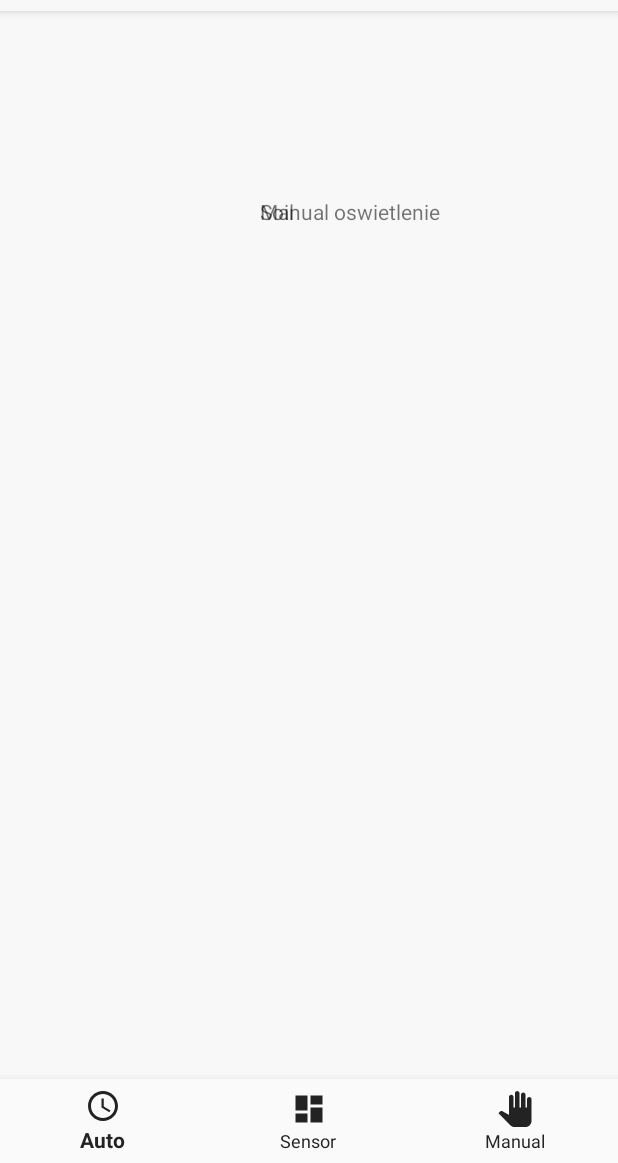
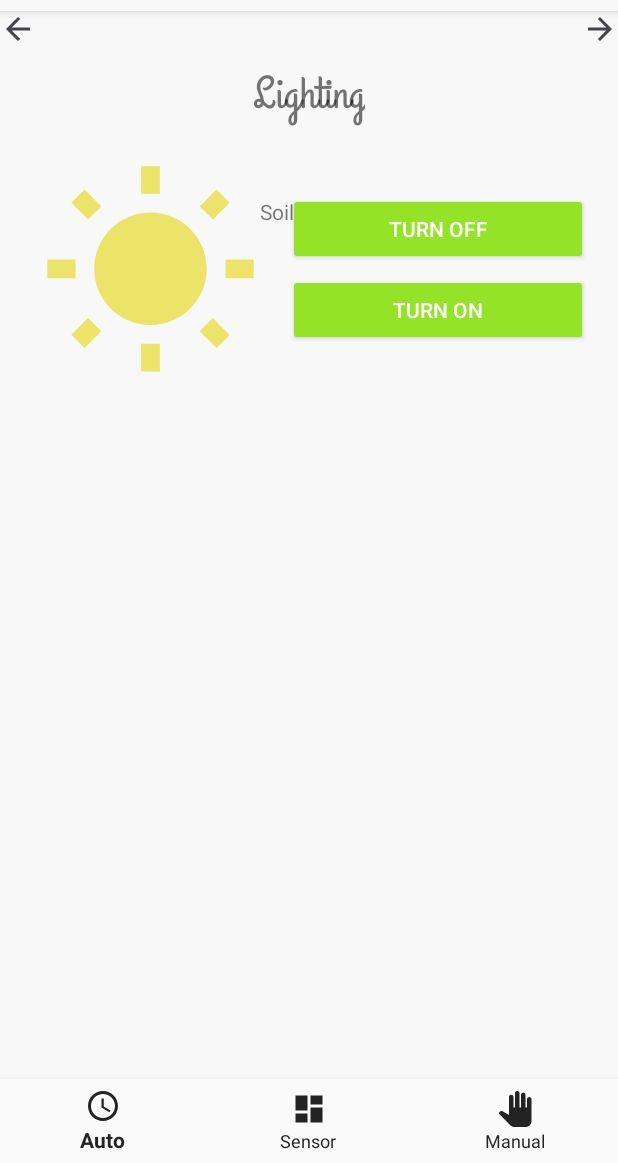
Before and after one commit to romanjrdykyj/EdenAppBeta, an Android app: the fragment ManualOswietlenieFragment placed in its activity, on a phone screen of 412 x 824 dp, the part 73-1236 px from its top. Run offline under Robolectric (Android 15) with nearby library versions, the phone set to English and light mode, and no system bars; 1 statement that could not run was skipped.

Commit message:
layout sterowanie manual

```diff
--- /dev/null
+++ b/app/src/main/res/drawable/ic_arrow_back_black_24dp.xml
@@ -0,0 +1,5 @@
+<vector android:height="24dp" android:tint="#46434A"
+    android:viewportHeight="24.0" android:viewportWidth="24.0"
+    android:width="24dp" xmlns:android="http://schemas.android.com/apk/res/android">
+    <path android:fillColor="#FF000000" android:pathData="M20,11H7.83l5.59,-5.59L12,4l-8,8 8,8 1.41,-1.41L7.83,13H20v-2z"/>
+</vector>
--- /dev/null
+++ b/app/src/main/res/drawable/ic_arrow_forward_black_24dp.xml
@@ -0,0 +1,5 @@
+<vector android:height="24dp" android:tint="#46434A"
+    android:viewportHeight="24.0" android:viewportWidth="24.0"
+    android:width="24dp" xmlns:android="http://schemas.android.com/apk/res/android">
+    <path android:fillColor="#FF000000" android:pathData="M12,4l-1.41,1.41L16.17,11H4v2h12.17l-5.58,5.59L12,20l8,-8z"/>
+</vector>
--- /dev/null
+++ b/app/src/main/res/drawable/ic_cloud_queue_black_24dp.xml
@@ -0,0 +1,5 @@
+<vector android:height="24dp" android:tint="#6BEBE8"
+    android:viewportHeight="24.0" android:viewportWidth="24.0"
+    android:width="24dp" xmlns:android="http://schemas.android.com/apk/res/android">
+    <path android:fillColor="#FF000000" android:pathData="M19.35,10.04C18.67,6.59 15.64,4 12,4 9.11,4 6.6,5.64 5.35,8.04 2.34,8.36 0,10.91 0,14c0,3.31 2.69,6 6,6h13c2.76,0 5,-2.24 5,-5 0,-2.64 -2.05,-4.78 -4.65,-4.96zM19,18H6c-2.21,0 -4,-1.79 -4,-4s1.79,-4 4,-4h0.71C7.37,7.69 9.48,6 12,6c3.04,0 5.5,2.46 5.5,5.5v0.5H19c1.66,0 3,1.34 3,3s-1.34,3 -3,3z"/>
+</vector>
--- /dev/null
+++ b/app/src/main/res/drawable/ic_local_drink_black_24dp.xml
@@ -0,0 +1,5 @@
+<vector android:height="24dp" android:tint="#18D1EB"
+    android:viewportHeight="24.0" android:viewportWidth="24.0"
+    android:width="24dp" xmlns:android="http://schemas.android.com/apk/res/android">
+    <path android:fillColor="#FF000000" android:pathData="M3,2l2.01,18.23C5.13,21.23 5.97,22 7,22h10c1.03,0 1.87,-0.77 1.99,-1.77L21,2L3,2zM12,19c-1.66,0 -3,-1.34 -3,-3 0,-2 3,-5.4 3,-5.4s3,3.4 3,5.4c0,1.66 -1.34,3 -3,3zM18.33,8L5.67,8l-0.44,-4h13.53l-0.43,4z"/>
+</vector>
--- /dev/null
+++ b/app/src/main/res/drawable/ic_wb_sunny_black_24dp.xml
@@ -0,0 +1,5 @@
+<vector android:height="24dp" android:tint="#EBE469"
+    android:viewportHeight="24.0" android:viewportWidth="24.0"
+    android:width="24dp" xmlns:android="http://schemas.android.com/apk/res/android">
+    <path android:fillColor="#FF000000" android:pathData="M6.76,4.84l-1.8,-1.79 -1.41,1.41 1.79,1.79 1.42,-1.41zM4,10.5L1,10.5v2h3v-2zM13,0.55h-2L11,3.5h2L13,0.55zM20.45,4.46l-1.41,-1.41 -1.79,1.79 1.41,1.41 1.79,-1.79zM17.24,18.16l1.79,1.8 1.41,-1.41 -1.8,-1.79 -1.4,1.4zM20,10.5v2h3v-2h-3zM12,5.5c-3.31,0 -6,2.69 -6,6s2.69,6 6,6 6,-2.69 6,-6 -2.69,-6 -6,-6zM11,22.45h2L13,19.5h-2v2.95zM3.55,18.54l1.41,1.41 1.79,-1.8 -1.41,-1.41 -1.79,1.8z"/>
+</vector>
--- a/app/src/main/res/layout/manual_oswietlenie.xml
+++ b/app/src/main/res/layout/manual_oswietlenie.xml
@@ -1,15 +1,68 @@
 <?xml version="1.0" encoding="utf-8"?>
 <RelativeLayout xmlns:android="http://schemas.android.com/apk/res/android"
+    xmlns:app="http://schemas.android.com/apk/res-auto"
     android:layout_width="match_parent" android:layout_height="match_parent">
 
+    <ImageView
+        android:id="@+id/imagelightmanual"
+        android:layout_width="150dp"
+        android:layout_height="150dp"
+        android:layout_alignParentStart="true"
+        android:layout_alignParentTop="true"
+        android:layout_marginStart="25dp"
+        android:layout_marginTop="100dp"
+        app:srcCompat="@drawable/ic_wb_sunny_black_24dp" />
+
     <TextView
-        android:id="@+id/textView2"
+        android:id="@+id/textlightmanual"
+        android:layout_width="wrap_content"
+        android:layout_height="wrap_content"
+        android:layout_alignParentTop="true"
+        android:layout_centerHorizontal="true"
+        android:layout_marginTop="35dp"
+        android:text="Lighting"
+        android:textSize="30dp"
+        android:fontFamily="@font/grand_hotel"/>
+
+    <Button
+        android:id="@+id/offlightmanual"
+        style="@style/Base.Widget.AppCompat.Button.Colored"
+        android:layout_width="wrap_content"
+        android:layout_height="wrap_content"
+        android:layout_alignParentTop="true"
+        android:layout_alignParentEnd="true"
+        android:layout_centerHorizontal="true"
+        android:layout_marginTop="121dp"
+        android:layout_marginEnd="20dp"
+        android:minWidth="200dp"
+        android:text="Turn off" />
+
+    <Button
+        android:id="@+id/onlightmanual"
+        style="@style/Base.Widget.AppCompat.Button.Colored"
+        android:layout_width="wrap_content"
+        android:layout_height="wrap_content"
+        android:layout_alignParentTop="true"
+        android:layout_alignParentEnd="true"
+        android:layout_centerHorizontal="true"
+        android:layout_marginTop="175dp"
+        android:layout_marginEnd="20dp"
+        android:minWidth="200dp"
+        android:text="Turn On" />
+
+    <ImageView
+        android:id="@+id/imageView"
         android:layout_width="wrap_content"
         android:layout_height="wrap_content"
         android:layout_alignParentStart="true"
         android:layout_alignParentTop="true"
-        android:layout_marginStart="173dp"
-        android:layout_marginTop="124dp"
-        android:text="Manual oswietlenie" />
+        app:srcCompat="@drawable/ic_arrow_back_black_24dp" />
 
+    <ImageView
+        android:id="@+id/imageView2"
+        android:layout_width="wrap_content"
+        android:layout_height="wrap_content"
+        android:layout_alignParentTop="true"
+        android:layout_alignParentEnd="true"
+        app:srcCompat="@drawable/ic_arrow_forward_black_24dp" />
 </RelativeLayout>
--- a/app/src/main/res/layout/settings_firebase.xml
+++ b/app/src/main/res/layout/settings_firebase.xml
@@ -12,4 +12,6 @@
         android:layout_marginTop="124dp"
         android:text="Firebase" />
 
+
+
 </RelativeLayout>
```
Also changed, not shown: app/src/main/res/layout/manual_nawadnianie.xml (+51 -5 lines), app/src/main/res/layout/manual_zraszanie.xml (+50 -4 lines), app/src/main/res/layout/settings_bluetooth.xml (+8 -0 lines).
